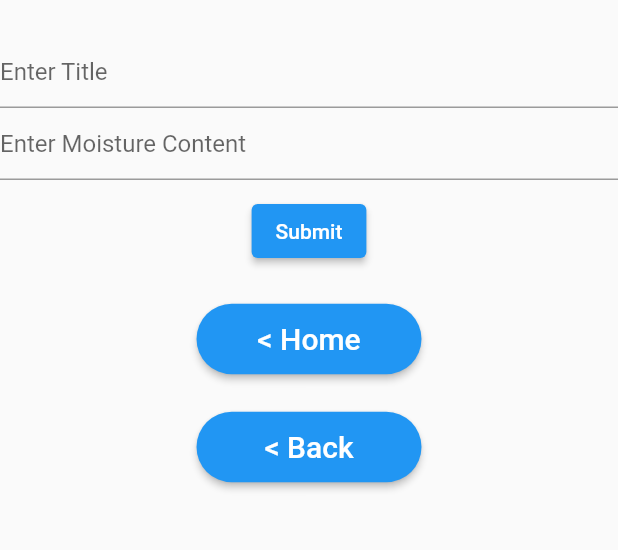
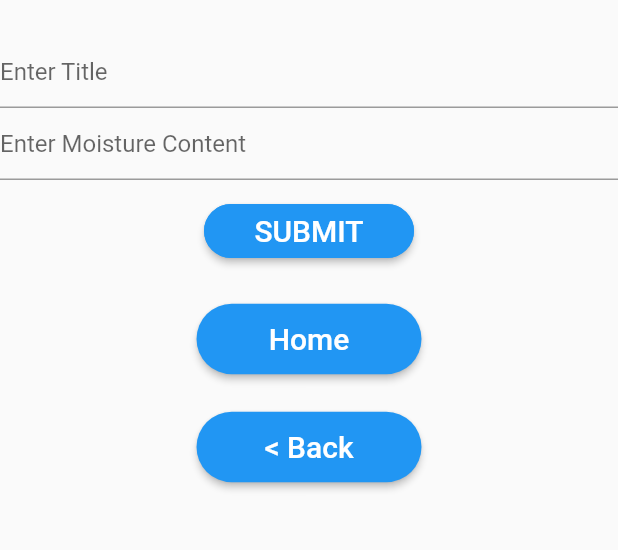
Before and after one commit to JuneKR/Soil-Moisture-Monitoring-Application, a Flutter app: the DashBoard screen opened by its route, after a tap on "Add Tree", on a phone screen of 412 x 824 dp, the part 225-775 px from its top. Run offline on Flutter 3.47's test engine with Material 2 defaults, Android fonts, the phone set to English and light mode, and no system bars; our stand-ins replace firebase_core, firebase_database, getwidget; accounts and stored records are empty; network calls fail.

Commit message:
adjust elevated button

```diff
--- a/lib/screens/AddTree.dart
+++ b/lib/screens/AddTree.dart
@@ -19,6 +19,7 @@ class _AddTreeState extends State<AddTree> {
 
   late String title;
   late String moisture;
+  late int pump;
 
   void writeData() async {
     _form.currentState?.save();
@@ -27,13 +28,15 @@ class _AddTreeState extends State<AddTree> {
     // which we will get in “Add Realtime
     // Database” step with DatabaseURL
     var url = "https://soil-moisture-monitoring-app-default-rtdb.firebaseio.com/"+"data.json";
-
+    // var url = "https://soil-moisture-monitoring-app-default-rtdb.firebaseio.com/";
     // (Do not remove “data.json”,keep it as it is)
     try {
       final response = await http.post(
         Uri.parse(url),
-        body: json.encode({"title": title,"moisture": moisture}),
+        body: json.encode({"title": title,"moisture": moisture,"pump": pump}),
       );
+      print(response);
+      print(response.body);
     } catch (error) {
       rethrow;
     }
@@ -74,22 +77,38 @@ class _AddTreeState extends State<AddTree> {
                       hintText: "Enter Moisture Content"),
                   onSaved: (value) {
                     moisture = value!;
+                    pump = 0;
                   },
                 ),
                 const SizedBox(
                   height: 10,
                 ),
-                ElevatedButton(
-                    onPressed: writeData,
-                    child: const Text(
-                      "Submit",
-                      style: TextStyle(color: Colors.white),
-                      textAlign: TextAlign.center,
-                    )),
+                SizedBox(
+                  width: 140,
+                  child: ElevatedButton(
+                      style:ButtonStyle(
+                          foregroundColor: MaterialStateProperty.all<Color>(Colors.white),
+                          backgroundColor: MaterialStateProperty.all<Color>(Colors.blue),
+                          shape: MaterialStateProperty.all<RoundedRectangleBorder>(
+                              RoundedRectangleBorder(
+                                  borderRadius: BorderRadius.circular(20.0),
+                                  side: BorderSide(color: Colors.blue)
+                              )
+                          )
+                      ),
+                      onPressed: writeData,
+                      child: const Text(
+                        "SUBMIT",
+                        style: TextStyle(color: Colors.white, fontSize: 20),
+                        textAlign: TextAlign.center,
+                      )
+                  ),
+                ),
+
                 /* End Form 1 */
                 const SizedBox(height: 24),
                 ButtonWidget(
-                  text: '< Home',
+                  text: 'Home',
                   onClicked: () => Navigator.pushNamed(context, '/main'),
                 ),
                 const SizedBox(height: 24),
```
